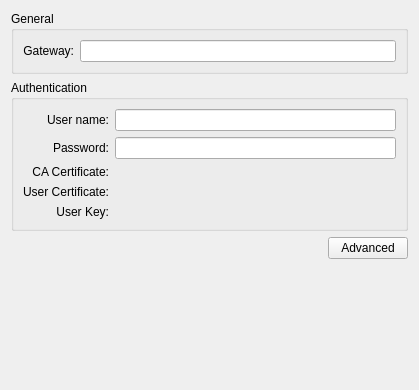
Old version of the form vpn/fortisslvpn/fortisslvpn.ui in the repository KDE/plasma-nm.
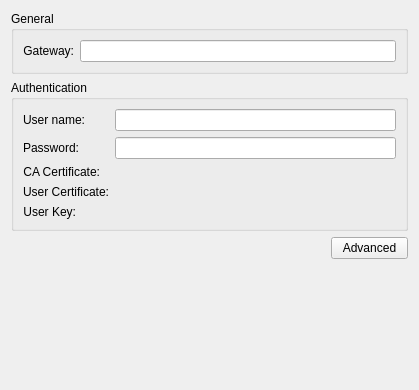
New version of the form. Custom widgets are drawn as their Qt base class.

Commit message: VPN plugins: fix broken layout when using password field

Patch:
```diff
--- a/vpn/fortisslvpn/fortisslvpn.ui
+++ b/vpn/fortisslvpn/fortisslvpn.ui
@@ -10,8 +10,47 @@
     <height>390</height>
    </rect>
   </property>
-  <layout class="QGridLayout" name="gridLayout_4">
-   <item row="0" column="0" colspan="3">
+  <layout class="QFormLayout" name="formLayout">
+   <item row="2" column="0">
+    <spacer name="horizontalSpacer">
+     <property name="orientation">
+      <enum>Qt::Horizontal</enum>
+     </property>
+     <property name="sizeHint" stdset="0">
+      <size>
+       <width>314</width>
+       <height>20</height>
+      </size>
+     </property>
+    </spacer>
+   </item>
+   <item row="2" column="1">
+    <widget class="QPushButton" name="advancedButton">
+     <property name="sizePolicy">
+      <sizepolicy hsizetype="MinimumExpanding" vsizetype="Fixed">
+       <horstretch>0</horstretch>
+       <verstretch>0</verstretch>
+      </sizepolicy>
+     </property>
+     <property name="text">
+      <string>Advanced</string>
+     </property>
+    </widget>
+   </item>
+   <item row="3" column="1">
+    <spacer name="verticalSpacer">
+     <property name="orientation">
+      <enum>Qt::Vertical</enum>
+     </property>
+     <property name="sizeHint" stdset="0">
+      <size>
+       <width>20</width>
+       <height>40</height>
+      </size>
+     </property>
+    </spacer>
+   </item>
+   <item row="0" column="0" colspan="2">
     <widget class="QGroupBox" name="generalGroupBox">
      <property name="title">
       <string>General</string>
@@ -41,12 +80,12 @@
      </layout>
     </widget>
    </item>
-   <item row="1" column="0" colspan="3">
+   <item row="1" column="0" colspan="2">
     <widget class="QGroupBox" name="authenticationGroupBox">
      <property name="title">
       <string>Authentication</string>
      </property>
-     <layout class="QGridLayout" name="gridLayout_3">
+     <layout class="QFormLayout" name="formLayout_2">
       <item row="0" column="0">
        <widget class="QLabel" name="usernameLabel">
         <property name="text">
@@ -126,45 +165,6 @@
      </layout>
     </widget>
    </item>
-   <item row="2" column="0">
-    <spacer name="horizontalSpacer">
-     <property name="orientation">
-      <enum>Qt::Horizontal</enum>
-     </property>
-     <property name="sizeHint" stdset="0">
-      <size>
-       <width>314</width>
-       <height>20</height>
-      </size>
-     </property>
-    </spacer>
-   </item>
-   <item row="3" column="2">
-    <spacer name="verticalSpacer">
-     <property name="orientation">
-      <enum>Qt::Vertical</enum>
-     </property>
-     <property name="sizeHint" stdset="0">
-      <size>
-       <width>20</width>
-       <height>40</height>
-      </size>
-     </property>
-    </spacer>
-   </item>
-   <item row="2" column="1" colspan="2">
-    <widget class="QPushButton" name="advancedButton">
-     <property name="sizePolicy">
-      <sizepolicy hsizetype="MinimumExpanding" vsizetype="Fixed">
-       <horstretch>0</horstretch>
-       <verstretch>0</verstretch>
-      </sizepolicy>
-     </property>
-     <property name="text">
-      <string>Advanced</string>
-     </property>
-    </widget>
-   </item>
   </layout>
  </widget>
  <customwidgets>
```
The commit also changes 6 other files.
